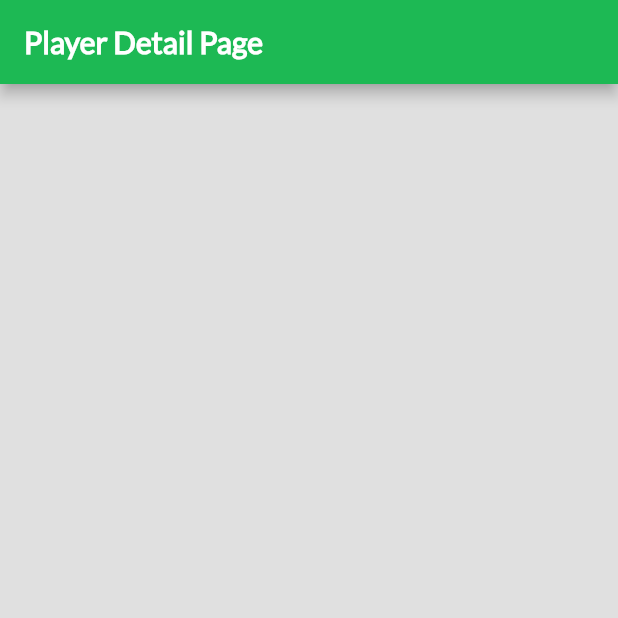
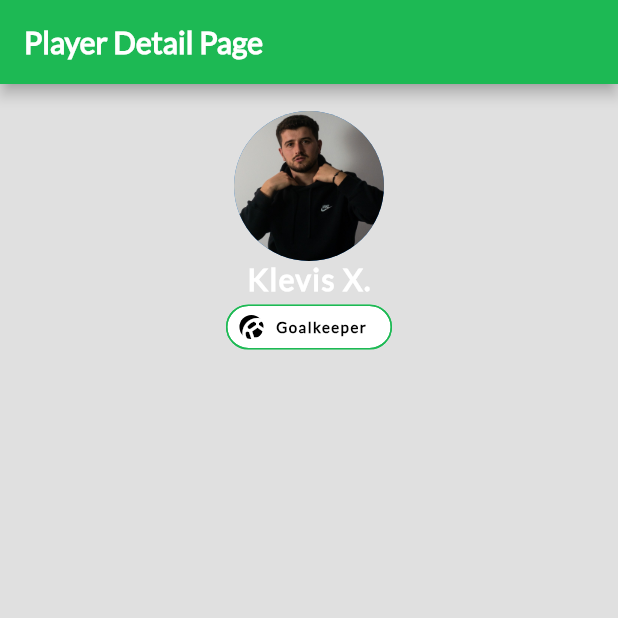
Before and after one commit to kleviss/flutter-business-card, a Flutter app: the screen it shows after launch, on a phone screen of 412 x 824 dp, the top half of it. Run offline on Flutter 3.47's test engine with Material 2 defaults, Android fonts, the phone set to English and light mode, and no system bars.

Commit message:
created Page header

```diff
--- a/lib/main.dart
+++ b/lib/main.dart
@@ -23,6 +23,69 @@ class MyApp extends StatelessWidget {
           backgroundColor: const Color(0xFF1DB954),
         ),
         backgroundColor: Colors.black12,
+        body: ListView(
+          children: [
+            Padding(
+              padding: const EdgeInsets.all(18.0),
+              child: Row(
+                mainAxisAlignment: MainAxisAlignment.center,
+                children: [
+                  Column(
+                    children: const <Widget>[
+                      CircleAvatar(
+                        radius: 50.0,
+                        backgroundImage: AssetImage('images/klevis.jpeg'),
+                      ),
+                      Text(
+                        'Klevis X.',
+                        style: TextStyle(
+                          color: Colors.white,
+                          fontSize: 20.0,
+                          fontWeight: FontWeight.bold,
+                          letterSpacing: 1.0,
+                          fontFamily: 'Lato',
+                        ),
+                      ),
+                      Chip(
+                        label: Text('Goalkeeper'),
+                        padding: EdgeInsets.all(8.0),
+                        visualDensity: VisualDensity.compact,
+                        backgroundColor: Colors.white,
+                        shape: StadiumBorder(
+                          side: BorderSide(
+                            color: Color(0xFF1DB954),
+                            width: 1.0,
+                          ),
+                        ),
+                        avatar: CircleAvatar(
+                          backgroundColor: Colors.black,
+                          child: Icon(
+                            Icons.sports_soccer,
+                            color: Colors.white,
+                          ),
+                        ),
+                        labelStyle: TextStyle(
+                          color: Colors.black,
+                          fontSize: 10.0,
+                          fontWeight: FontWeight.bold,
+                          letterSpacing: 1.0,
+                          fontFamily: 'Lato',
+                        ),
+                      ),
+                      SizedBox(
+                        height: 0.0,
+                        width: 50.0,
+                        // child: Divider(
+                        //   color: Colors.white,
+                        // ),
+                      ),
+                    ],
+                  ),
+                ],
+              ),
+            ),
+          ],
+        ),
       ),
     );
   }
```
